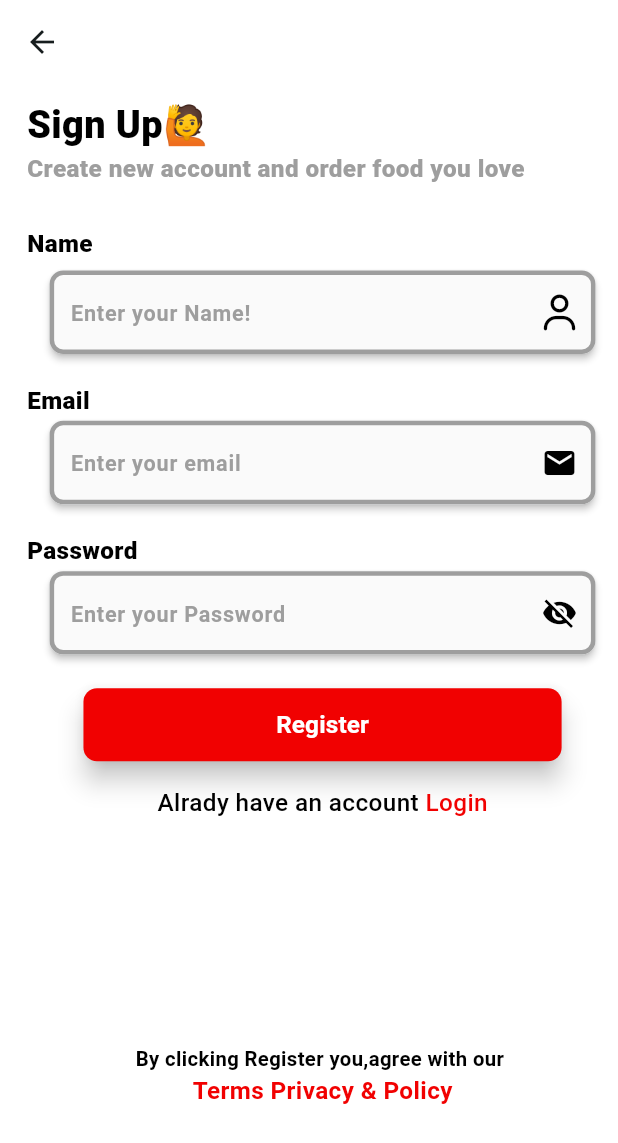
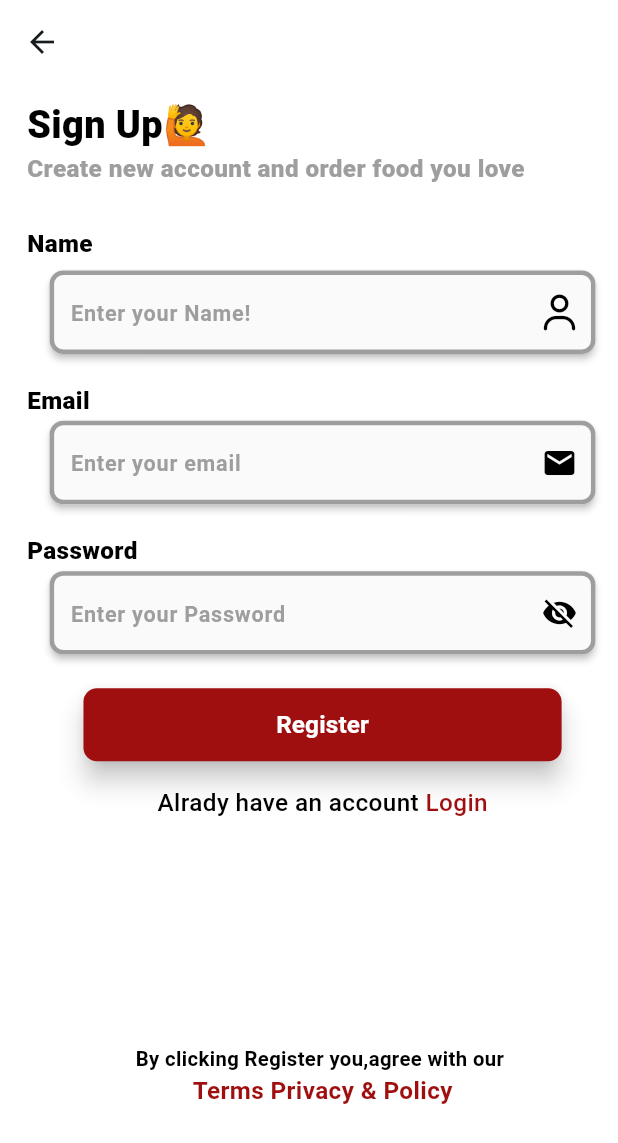
Before and after one commit to ahadahmed9980/Kupa-app-, a Flutter app: the screen it shows after launch, after a tap on "Continue", on a phone screen of 412 x 824 dp. Shown: the top 1143 px of the screen. Run offline on Flutter 3.47's test engine with Material 3 defaults, Android fonts, the phone set to English and light mode, and no system bars; our stand-ins replace carousel_slider, cloud_firestore, firebase_auth, firebase_core, flutter_screenutil, font_awesome_flutter and 1 more; accounts and stored records are empty.

Commit message:
15/12/2025  1:14 am

```diff
--- a/lib/main.dart
+++ b/lib/main.dart
@@ -2,6 +2,7 @@ import 'package:flutter/material.dart';
 import 'package:grocerapp/pages/firstscreen.dart';
 import 'package:firebase_core/firebase_core.dart';
 import 'package:flutter_screenutil/flutter_screenutil.dart';
+import 'package:grocerapp/pages/splasescreen.dart';
 
 void main() async {
   WidgetsFlutterBinding.ensureInitialized();
@@ -25,7 +26,7 @@ class MyApp extends StatelessWidget {
           theme: ThemeData(
             colorScheme: ColorScheme.fromSeed(seedColor: Colors.white),
           ),
-          home: const Loginscreen(),
+          home: const Splasescreen(),
         );
       },
     );
--- a/lib/pages/Signup.dart
+++ b/lib/pages/Signup.dart
@@ -157,7 +157,7 @@ class _LoginState extends State<Signup> {
                       " Login",
                       style: Fonthelper.mediumTextstyle(
                         font: FontWeight.w500,
-                        color: const Color.fromARGB(255, 241, 1, 1),
+                          color: Color(0xFF9F0F0F),
                       ),
                     ),
                   ),
@@ -179,7 +179,7 @@ class _LoginState extends State<Signup> {
                     Text(
                       "Terms Privacy & Policy",
                       style: Fonthelper.mediumTextstyle(
-                        color: const Color.fromARGB(255, 241, 1, 1),
+                         color: Color(0xFF9F0F0F),
                       ),
                     ),
                   ],
--- a/lib/pages/login.dart
+++ b/lib/pages/login.dart
@@ -100,7 +100,7 @@ class _LoginState extends State<Login> {
               Text(
                 "Forget Password?",
                 style: Fonthelper.mediumTextstyle(
-                  color: const Color.fromARGB(255, 241, 1, 1),
+                   color: Color(0xFF9F0F0F),
                   font: FontWeight.w900,
                 ),
               ),
@@ -139,7 +139,7 @@ class _LoginState extends State<Login> {
                       " Sign Up ",
                       style: Fonthelper.mediumTextstyle(
                         font: FontWeight.w500,
-                        color: const Color.fromARGB(255, 241, 1, 1),
+                         color: Color(0xFF9F0F0F)
                       ),
                     ),
                   ),
--- /dev/null
+++ b/lib/pages/splasescreen.dart
@@ -0,0 +1,48 @@
+import 'dart:async';
+
+import 'package:flutter/material.dart';
+import 'package:flutter_screenutil/flutter_screenutil.dart';
+import 'package:grocerapp/pages/firstscreen.dart';
+
+class Splasescreen extends StatefulWidget {
+  const Splasescreen({super.key});
+
+  @override
+  State<Splasescreen> createState() => _SplasescreenState();
+}
+
+class _SplasescreenState extends State<Splasescreen> {
+  @override
+  void initState() {
+    super.initState();
+    Timer(Duration(seconds: 4), () {
+      Navigator.pushReplacement(
+        context,
+        MaterialPageRoute(builder: (context) => Loginscreen()),
+      );
+    });
+  }
+
+  @override
+  Widget build(BuildContext context) {
+    return Scaffold(
+      backgroundColor: const Color(0xFF9F0F0F),
+      body: Container(
+        height: double.infinity,
+        width: double.infinity,
+        child: Center(
+          child: Column(
+            mainAxisAlignment: MainAxisAlignment.center,
+            children: [
+              Image.asset(
+                "assets/images/splashlogo.png",
+                height: 270.h,
+                width: 270.w,
+              ),
+            ],
+          ),
+        ),
+      ),
+    );
+  }
+}
--- a/lib/pages/widgetsall/fonthelper.dart
+++ b/lib/pages/widgetsall/fonthelper.dart
@@ -39,7 +39,7 @@ class Fonthelper {
       padding: EdgeInsets.symmetric(horizontal: 1.w, vertical: 8.h),
       child: ElevatedButton(
         style: ElevatedButton.styleFrom(
-          backgroundColor: color ?? const Color.fromARGB(255, 241, 1, 1),
+          backgroundColor: color ?? const Color(0xFF9F0F0F),
           shape: RoundedRectangleBorder(
             borderRadius: BorderRadius.circular(10.r),
           ),
@@ -158,7 +158,7 @@ class Fonthelper {
           margin: EdgeInsets.only(right: 10.0.w),
           padding: EdgeInsets.all(8.0.r),
           decoration: BoxDecoration(
-            color: const Color.fromARGB(255, 241, 1, 1),
+            color: Color(0xFF9F0F0F),
             borderRadius: BorderRadius.circular(7.r),
           ),
           child: Icon(Icons.search, color: Colors.white),
```
Also changed, not shown: lib/pages/detailpage.dart (added, +30 -0 lines), lib/pages/home.dart (+100 -33 lines), assets/images/splashlogo.png (added).
